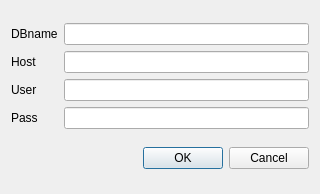
First picture: the form in Autorization/autorizationdialog.ui, repository Sakton/CONVEYANCE_QV1, before the edit.
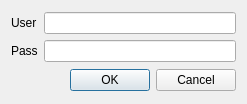
Second picture: the form after the edit.

```diff
--- a/Autorization/autorizationdialog.ui
+++ b/Autorization/autorizationdialog.ui
@@ -6,8 +6,8 @@
    <rect>
     <x>0</x>
     <y>0</y>
-    <width>320</width>
-    <height>194</height>
+    <width>247</width>
+    <height>104</height>
    </rect>
   </property>
   <property name="windowTitle">
@@ -16,17 +16,7 @@
   <layout class="QGridLayout" name="gridLayout_2">
    <item row="0" column="0">
     <layout class="QGridLayout" name="gridLayout">
-     <item row="2" column="1">
-      <widget class="QLineEdit" name="lineEditUser"/>
-     </item>
-     <item row="3" column="1">
-      <widget class="QLineEdit" name="lineEditPass">
-       <property name="echoMode">
-        <enum>QLineEdit::Password</enum>
-       </property>
-      </widget>
-     </item>
-     <item row="3" column="0">
+     <item row="1" column="0">
       <widget class="QLabel" name="label_2">
        <property name="text">
         <string>Pass</string>
@@ -34,32 +24,22 @@
       </widget>
      </item>
      <item row="1" column="1">
-      <widget class="QLineEdit" name="lineHost"/>
+      <widget class="QLineEdit" name="lineEditPass">
+       <property name="echoMode">
+        <enum>QLineEdit::Password</enum>
+       </property>
+      </widget>
      </item>
-     <item row="2" column="0">
+     <item row="0" column="1">
+      <widget class="QLineEdit" name="lineEditUser"/>
+     </item>
+     <item row="0" column="0">
       <widget class="QLabel" name="label">
        <property name="text">
         <string>User</string>
        </property>
       </widget>
      </item>
-     <item row="1" column="0">
-      <widget class="QLabel" name="label_3">
-       <property name="text">
-        <string>Host</string>
-       </property>
-      </widget>
-     </item>
-     <item row="0" column="0">
-      <widget class="QLabel" name="label_4">
-       <property name="text">
-        <string>DBname</string>
-       </property>
-      </widget>
-     </item>
-     <item row="0" column="1">
-      <widget class="QLineEdit" name="lineEditNameDb"/>
-     </item>
     </layout>
    </item>
    <item row="1" column="0">
```
